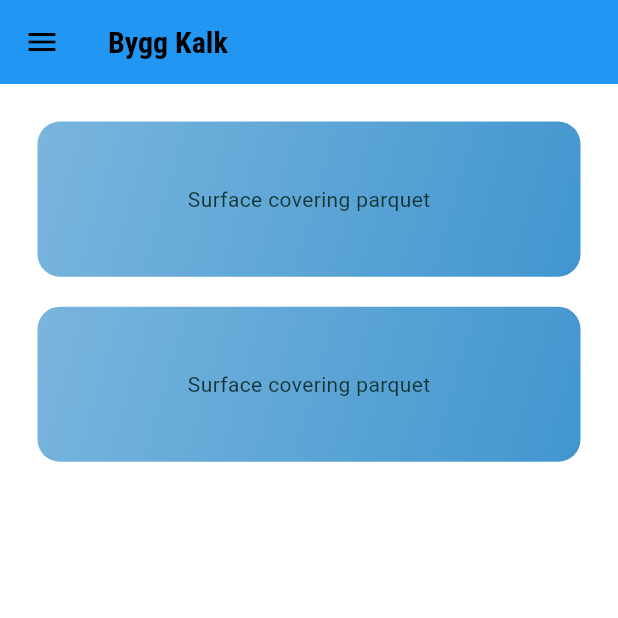
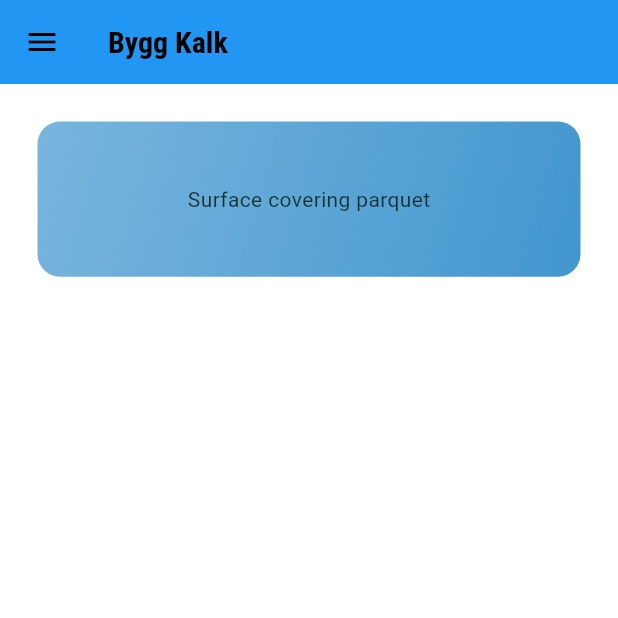
Before and after one commit to BenasVasiliauskas/Bygg_kalk, a Flutter app: the ParquetLaminateScreen screen opened directly, on a phone screen of 412 x 824 dp, the top half of it. Run offline on Flutter 3.47's test engine with Material 3 defaults, Android fonts, the phone set to English and light mode, and no system bars; our stand-ins replace font_awesome_flutter; missing offline and left inert: syncfusion_flutter_xlsio.

Commit message:
add theme changing, inner wall table borderless and dynamic height

```diff
--- /dev/null
+++ b/devtools_options.yaml
@@ -0,0 +1 @@
+extensions:
--- a/lib/data/data.dart
+++ b/lib/data/data.dart
@@ -1043,26 +1043,15 @@ final innerDoor = [
 final parquetAndLaminate = [
   ParquetAndLaminateModel(
       name: "Surface covering parquet",
-      description: ["Parquet on subfloor, oak"],
-      unit: ["m²"],
-      quantity: [1.00],
-      laborHours1: [0.36],
-      laborHours2: [0.00],
-      laborCost: [0.00],
-      material: [528.30],
-      materials: [0.00],
-      totalPrice: [0.00]),
-  ParquetAndLaminateModel(
-      name: "Surface covering parquet",
-      description: ["Laminate flooring, oak"],
-      unit: ["m²"],
-      quantity: [1.00],
-      laborHours1: [0.25],
-      laborHours2: [0.00],
-      laborCost: [0.00],
-      material: [0.00],
-      materials: [0.00],
-      totalPrice: [0.00]),
+      description: ["Parquet on subfloor, oak", "Laminate flooring, oak"],
+      unit: ["m²", "m²"],
+      quantity: [1.00, 1.00],
+      laborHours1: [0.36, 0.25],
+      laborHours2: [0.00, 0.00],
+      laborCost: [0.00, 0.00],
+      material: [528.30, 0.00],
+      materials: [0.00, 0.00],
+      totalPrice: [0.00, 0.00]),
 ];
 
 final windowsExteriorDoors = [
--- a/lib/data/norw_data.dart
+++ b/lib/data/norw_data.dart
@@ -1036,28 +1036,34 @@ final norwInnerDoor = [
 ];
 
 final norwParquetAndLaminate = [
-  ParquetAndLaminateModel(
-      name: "Overflate dekker parkett",
-      description: ["Parkett på undergulv, eik"],
-      unit: ["m²"],
-      quantity: [1.00],
-      laborHours1: [0.36],
-      laborHours2: [0.00],
-      laborCost: [0.00],
-      material: [528.30],
-      materials: [0.00],
-      totalPrice: [0.00]),
-  ParquetAndLaminateModel(
-      name: "Overflate dekker parkett",
-      description: ["Laminat gulv på undergulv, eik"],
-      unit: ["m²"],
-      quantity: [1.00],
-      laborHours1: [0.25],
-      laborHours2: [0.00],
-      laborCost: [0.00],
-      material: [0.00],
-      materials: [0.00],
-      totalPrice: [0.00]),
+  ParquetAndLaminateModel(name: "Overflate dekker parkett", description: [
+    "Parkett på undergulv, eik",
+    "Laminat gulv på undergulv, eik"
+  ], unit: [
+    "m²",
+    "m²"
+  ], quantity: [
+    1.00,
+    1.00
+  ], laborHours1: [
+    0.36,
+    0.25
+  ], laborHours2: [
+    0.00,
+    0.00
+  ], laborCost: [
+    0.00,
+    0.00
+  ], material: [
+    528.30,
+    0.00
+  ], materials: [
+    0.00,
+    0.00
+  ], totalPrice: [
+    0.00,
+    0.00
+  ]),
 ];
 
 final norwWindowsExteriorDoors = [
--- a/lib/functions/initialise_functions.dart
+++ b/lib/functions/initialise_functions.dart
@@ -51,9 +51,6 @@ Widget buildCustomColumnLabel(
       child: TextButton(
         onPressed: onPressed,
         child: Text("$label"),
-        style: TextButton.styleFrom(
-          foregroundColor: Colors.black,
-        ),
       ),
     );
   } else {
@@ -62,9 +59,6 @@ Widget buildCustomColumnLabel(
       child: TextButton(
         onPressed: onPressed,
         child: Text("$label"),
-        style: TextButton.styleFrom(
-          foregroundColor: Colors.black,
-        ),
       ),
     );
   }
--- a/lib/pages/shared/theme/theme.dart
+++ b/lib/pages/shared/theme/theme.dart
@@ -4,8 +4,8 @@ ThemeData lightMode = ThemeData(
   brightness: Brightness.light,
   colorScheme: ColorScheme.light(
     background: Colors.white,
-    primary: Colors.white,
-    secondary: Colors.white,
+    primary: Colors.black,
+    secondary: Colors.black,
   ),
   appBarTheme: AppBarTheme(
     backgroundColor: Colors.blue,
@@ -32,11 +32,9 @@ ThemeData lightMode = ThemeData(
 ThemeData darkMode = ThemeData(
   brightness: Brightness.dark,
   colorScheme: ColorScheme.dark(
-    background: Colors.grey,
-    primary: Colors.grey,
-    secondary: Colors.grey,
+    background: Color.fromARGB(255, 41, 39, 39),
+    primary: Colors.white,
+    secondary: Colors.white,
   ),
   appBarTheme: AppBarTheme(backgroundColor: Colors.blue),
 );
-
-ThemeData currentTheme = lightMode;
--- /dev/null
+++ b/lib/pages/shared/theme/theme_provider.dart
@@ -0,0 +1,22 @@
+import 'package:cost_calculator/pages/shared/theme/theme.dart';
+import 'package:flutter/material.dart';
+
+class ThemeProvider with ChangeNotifier {
+  ThemeData _themeData = lightMode;
+
+  ThemeData get themeData => _themeData;
+
+  set themeData(ThemeData themeData) {
+    _themeData = themeData;
+    notifyListeners();
+  }
+
+  void toggleTheme() {
+    if (_themeData == lightMode) {
+      _themeData = darkMode;
+    } else {
+      _themeData = lightMode;
+    }
+    notifyListeners();
+  }
+}
--- a/pubspec.yaml
+++ b/pubspec.yaml
@@ -37,6 +37,7 @@ dependencies:
   syncfusion_flutter_xlsio: ^24.1.47
   path_provider: ^2.1.2
   font_awesome_flutter: ^10.7.0
+  provider: ^6.1.2
 
 dev_dependencies:
   flutter_test:
```
Also changed, not shown: lib/main.dart (+11 -5 lines), lib/pages/item_screen/interior_wall_items_screen.dart (+46 -20 lines), lib/pages/shared/options.dart (+9 -41 lines), pubspec.lock.
